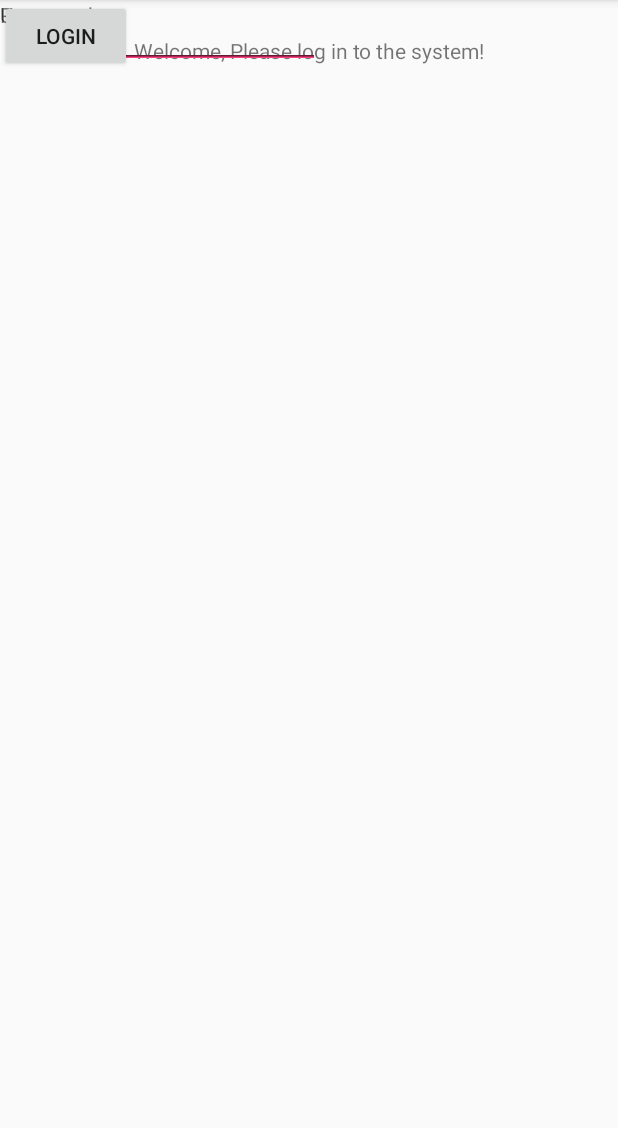
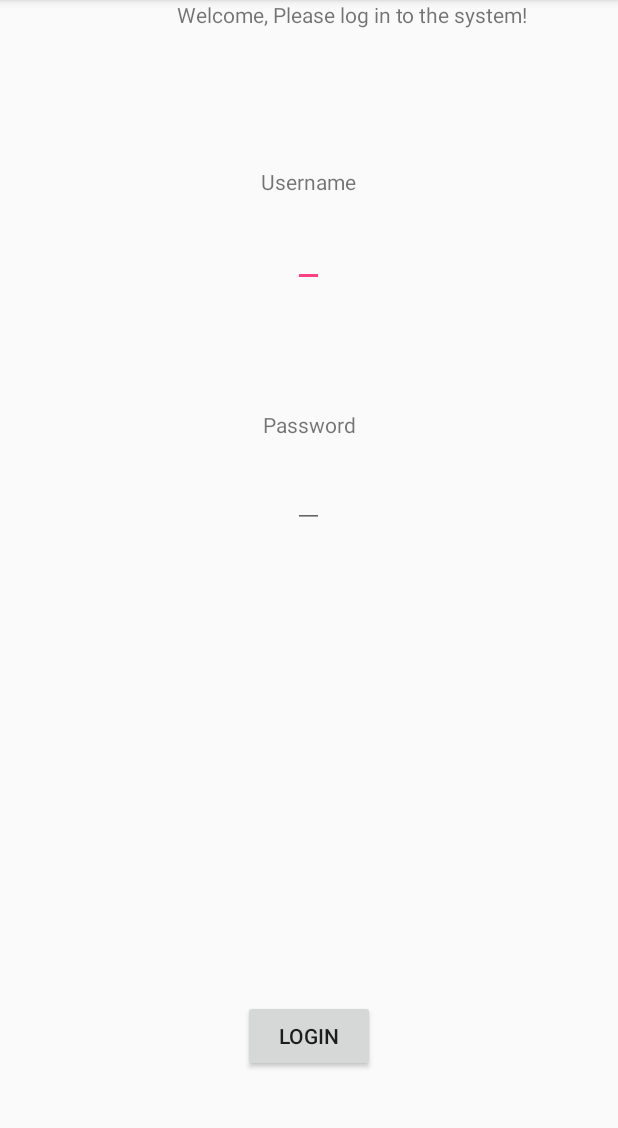
Before and after one commit to Jannii/CloudProject, an Android app: the screen it shows after launch (MainActivity), on a phone screen of 412 x 824 dp, the part 84-1212 px from its top. Run offline under Robolectric (Android 15) with nearby library versions, the phone set to English and light mode, and no system bars.

Commit message:
Mobile application 0.1
+Timer functionality
+GPS working
+Bug fixes
+ Changed layout

```diff
--- a/LetsRunMobil/app/src/main/AndroidManifest.xml
+++ b/LetsRunMobil/app/src/main/AndroidManifest.xml
@@ -15,6 +15,10 @@
         android:roundIcon="@mipmap/ic_launcher_round"
         android:supportsRtl="true"
         android:theme="@style/AppTheme">
+
+        <uses-permission android:name="android.permission.ACCESS_COARSE_LOCATION" />
+        <uses-permission android:name="android.permission.ACCESS_FINE_LOCATION" />
+
         <activity android:name=".MainActivity">
             <intent-filter>
                 <action android:name="android.intent.action.MAIN" />
--- a/LetsRunMobil/app/src/main/res/layout/activity_main.xml
+++ b/LetsRunMobil/app/src/main/res/layout/activity_main.xml
@@ -1,63 +1,68 @@
 <?xml version="1.0" encoding="utf-8"?>
-<android.support.constraint.ConstraintLayout xmlns:android="http://schemas.android.com/apk/res/android"
+<RelativeLayout xmlns:android="http://schemas.android.com/apk/res/android"
     xmlns:app="http://schemas.android.com/apk/res-auto"
     xmlns:tools="http://schemas.android.com/tools"
     android:layout_width="match_parent"
     android:layout_height="match_parent"
     tools:context="com.example.gul_h.letsrun.MainActivity">
 
+    <Button
+        android:id="@+id/login"
+        android:layout_width="wrap_content"
+        android:layout_height="wrap_content"
+        android:text="Login"
+        android:layout_alignParentBottom="true"
+        android:layout_centerHorizontal="true"
+        android:layout_marginBottom="53dp" />
+
     <TextView
         android:layout_width="wrap_content"
         android:layout_height="wrap_content"
         android:text="Welcome, Please log in to the system!"
-        app:layout_constraintBottom_toBottomOf="parent"
-        app:layout_constraintLeft_toLeftOf="parent"
-        app:layout_constraintRight_toRightOf="parent"
-        app:layout_constraintTop_toTopOf="parent"
-        app:layout_constraintVertical_bias="0.032"
-        app:layout_constraintHorizontal_bias="0.503" />
+        android:id="@+id/textView4"
+        android:layout_alignParentTop="true"
+        android:layout_alignParentRight="true"
+        android:layout_alignParentEnd="true"
+        android:layout_marginRight="60dp"
+        android:layout_marginEnd="60dp" />
 
     <TextView
         android:id="@+id/textView"
         android:layout_width="wrap_content"
         android:layout_height="wrap_content"
         android:text="Username"
-        tools:layout_editor_absoluteX="147dp"
-        tools:layout_editor_absoluteY="131dp" />
+        android:layout_marginTop="92dp"
+        android:layout_below="@+id/textView4"
+        android:layout_centerHorizontal="true" />
+
+    <EditText
+        android:id="@+id/userName"
+        android:layout_width="wrap_content"
+        android:layout_height="wrap_content"
+        android:inputType="textPersonName"
+        android:text=""
+        android:layout_below="@+id/textView"
+        android:layout_centerHorizontal="true"
+        android:layout_marginTop="15dp" />
 
     <TextView
         android:id="@+id/textView2"
         android:layout_width="wrap_content"
         android:layout_height="wrap_content"
         android:text="Password"
-        tools:layout_editor_absoluteX="147dp"
-        tools:layout_editor_absoluteY="247dp" />
-
-    <EditText
-        android:id="@+id/userName"
-        android:layout_width="wrap_content"
-        android:layout_height="wrap_content"
-        android:ems="10"
-        android:inputType="textPersonName"
-        android:text=""
-        tools:layout_editor_absoluteY="158dp"
-        tools:layout_editor_absoluteX="75dp" />
+        android:layout_below="@+id/userName"
+        android:layout_alignRight="@+id/textView"
+        android:layout_alignEnd="@+id/textView"
+        android:layout_marginTop="82dp" />
 
     <EditText
         android:id="@+id/passWord"
         android:layout_width="wrap_content"
         android:layout_height="wrap_content"
-        android:ems="10"
         android:inputType="textPassword"
-        tools:layout_editor_absoluteX="70dp"
-        tools:layout_editor_absoluteY="272dp" />
+        android:layout_marginTop="14dp"
+        android:layout_below="@+id/textView2"
+        android:layout_alignLeft="@+id/userName"
+        android:layout_alignStart="@+id/userName" />
 
-    <Button
-        android:id="@+id/login"
-        android:layout_width="wrap_content"
-        android:layout_height="wrap_content"
-        android:text="Login"
-        tools:layout_editor_absoluteX="100dp"
-        tools:layout_editor_absoluteY="85dp" />
-
-</android.support.constraint.ConstraintLayout>
+</RelativeLayout>
--- a/LetsRunMobil/build.gradle
+++ b/LetsRunMobil/build.gradle
@@ -5,7 +5,7 @@ buildscript {
         jcenter()
     }
     dependencies {
-        classpath 'com.android.tools.build:gradle:2.3.0'
+        classpath 'com.android.tools.build:gradle:2.2.3'
 
         // NOTE: Do not place your application dependencies here; they belong
         // in the individual module build.gradle files
```
Also changed, not shown: LetsRunMobil/app/src/main/java/com/example/gul_h/letsrun/Start.java (+56 -15 lines).
